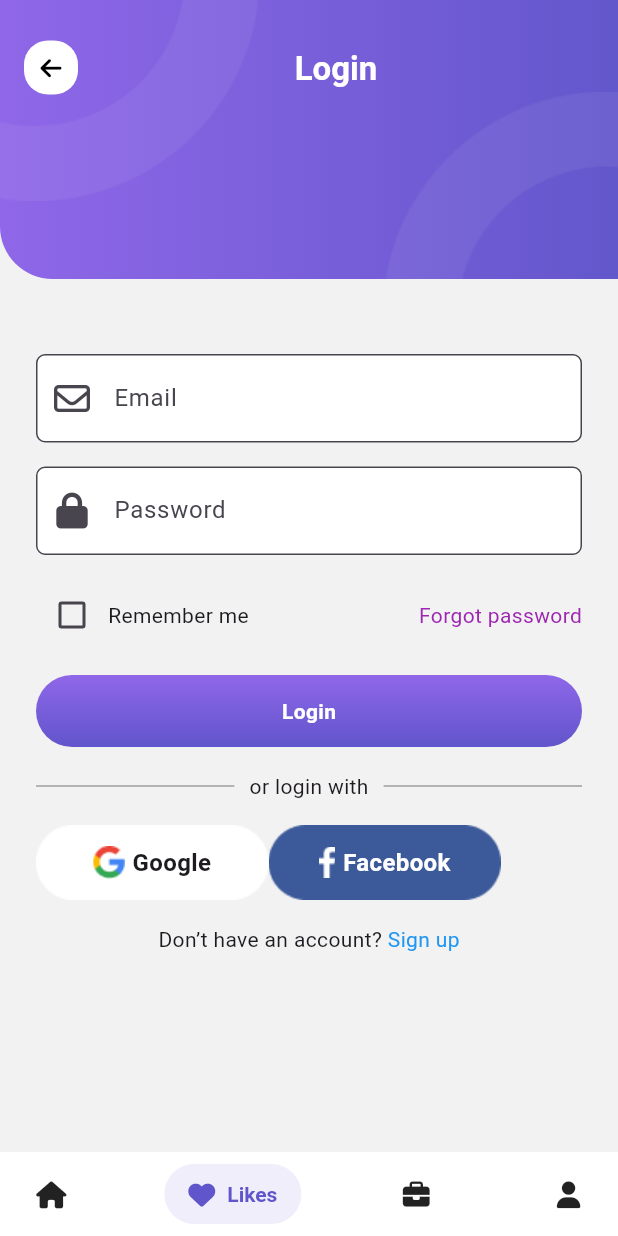
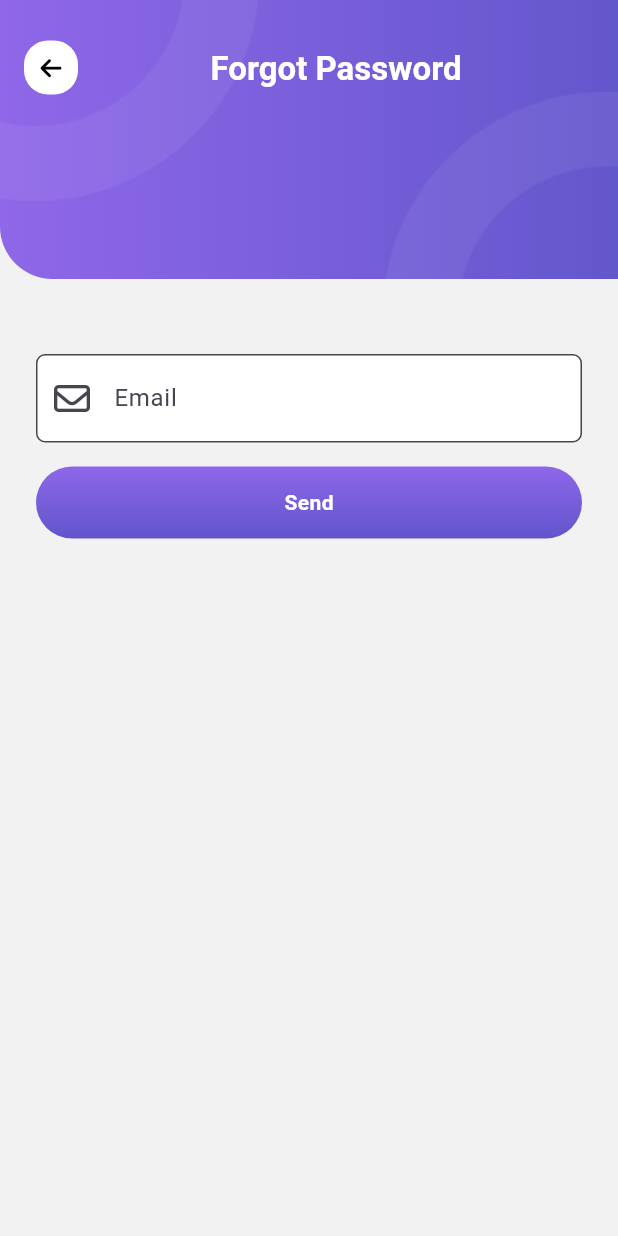
Before and after one commit to NguyenMinhDuc163/Travel-App, a Flutter app: the MainApp screen opened by its route, item 2 of the bottom bar chosen, after a tap on "Forgot password", on a phone screen of 412 x 824 dp. Run offline on Flutter 3.47's test engine with Material 3 defaults, Android fonts, the phone set to English and light mode, and no system bars; drawn by our look-alikes of salomon_bottom_bar; our stand-ins replace font_awesome_flutter, hive_flutter, smooth_page_indicator, syncfusion_flutter_datepicker; missing offline and left inert: dart:ffi; accounts and stored records are empty.

Commit message:
forgot screen done

```diff
--- /dev/null
+++ b/lib/representation/screens/forgot_password_screen.dart
@@ -0,0 +1,49 @@
+import 'package:flutter/material.dart';
+import 'package:font_awesome_flutter/font_awesome_flutter.dart';
+import 'package:travel_app/representation/screens/login_screen.dart';
+import 'package:travel_app/representation/widgets/app_bar_container.dart';
+import 'package:travel_app/representation/widgets/buttom_widget.dart';
+
+import '../../core/constants/dimension_constants.dart';
+
+class ForgotPasswordScreen extends StatefulWidget {
+  const ForgotPasswordScreen({super.key});
+  static const String routeName = '/forgot_password_screen';
+  @override
+  State<ForgotPasswordScreen> createState() => _ForgotPasswordScreenState();
+}
+
+class _ForgotPasswordScreenState extends State<ForgotPasswordScreen> {
+  @override
+  Widget build(BuildContext context) {
+    return AppBarContinerWidget(
+      titleString: 'Forgot Password',
+      child: Column(
+        children: [
+          SizedBox(
+            height: kDefaultPadding * 5,
+          ),
+          TextField(
+            style: TextStyle(fontSize: 18, color: Colors.black),
+            decoration: InputDecoration(
+                filled: true,
+                fillColor: Colors.white,
+                labelText: 'Email ',
+                hintText: 'Nhâp email của bạn',
+                prefixIcon: Container(
+                  width: 1,
+                  child: Icon(FontAwesomeIcons.envelope),
+                ),
+                border: OutlineInputBorder(
+                    borderSide: BorderSide(color: Colors.white, width: 1),
+                    borderRadius: BorderRadius.all(Radius.circular(6)))),
+          ),
+          SizedBox(height: kDefaultPadding,),
+          ButtonWidget(title: 'Send', ontap: (){
+            Navigator.of(context).pushNamed(LoginScreen.routeName);
+          },)
+        ],
+      ),
+    );
+  }
+}
--- a/lib/representation/screens/login_screen.dart
+++ b/lib/representation/screens/login_screen.dart
@@ -3,6 +3,7 @@ import 'package:font_awesome_flutter/font_awesome_flutter.dart';
 import 'package:travel_app/core/constants/dimension_constants.dart';
 import 'package:travel_app/core/helpers/asset_helper.dart';
 import 'package:travel_app/core/helpers/image_helper.dart';
+import 'package:travel_app/representation/screens/forgot_password_screen.dart';
 import 'package:travel_app/representation/screens/sign_up_screen.dart';
 import 'package:travel_app/representation/widgets/app_bar_container.dart';
 import 'package:travel_app/representation/widgets/buttom_widget.dart';
@@ -101,6 +102,7 @@ class _LoginScreenState extends State<LoginScreen> {
                 onTap: () {
                   setState(() {
                     if (!_isPressed) _isPressed = true;
+                    Navigator.of(context).pushNamed(ForgotPasswordScreen.routeName);
                   });
                 },
               )
--- a/lib/routes.dart
+++ b/lib/routes.dart
@@ -2,6 +2,7 @@ import 'package:flutter/cupertino.dart';
 import 'package:flutter/material.dart';
 import 'package:travel_app/data/models/room_model.dart';
 import 'package:travel_app/representation/screens/check_out_screen.dart';
+import 'package:travel_app/representation/screens/forgot_password_screen.dart';
 import 'package:travel_app/representation/screens/guest_and_room_booking_screen.dart';
 import 'package:travel_app/representation/screens/hotel_booking_screen.dart';
 import 'package:travel_app/representation/screens/hotel_detail_screen.dart';
@@ -29,6 +30,7 @@ final Map<String, WidgetBuilder> routes = {
   SelectRoomScreen.routeName: (context) => SelectRoomScreen(),
   LoginScreen.routeName: (context) => LoginScreen(),
   SignUpScreen.routeName: (context) => SignUpScreen(),
+  ForgotPasswordScreen.routeName: (context) => ForgotPasswordScreen(),
 };
 
 MaterialPageRoute<dynamic>? generateRoutes(RouteSettings settings) {
```
Also changed, not shown: lib/test.dart (+83 -83 lines).
